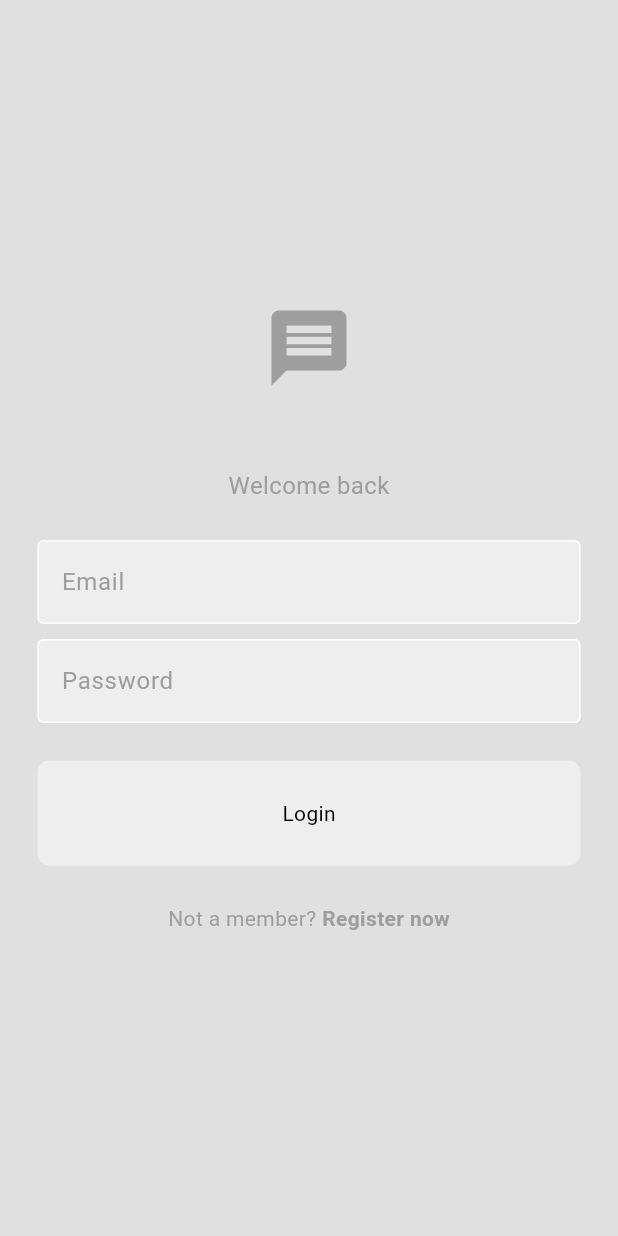
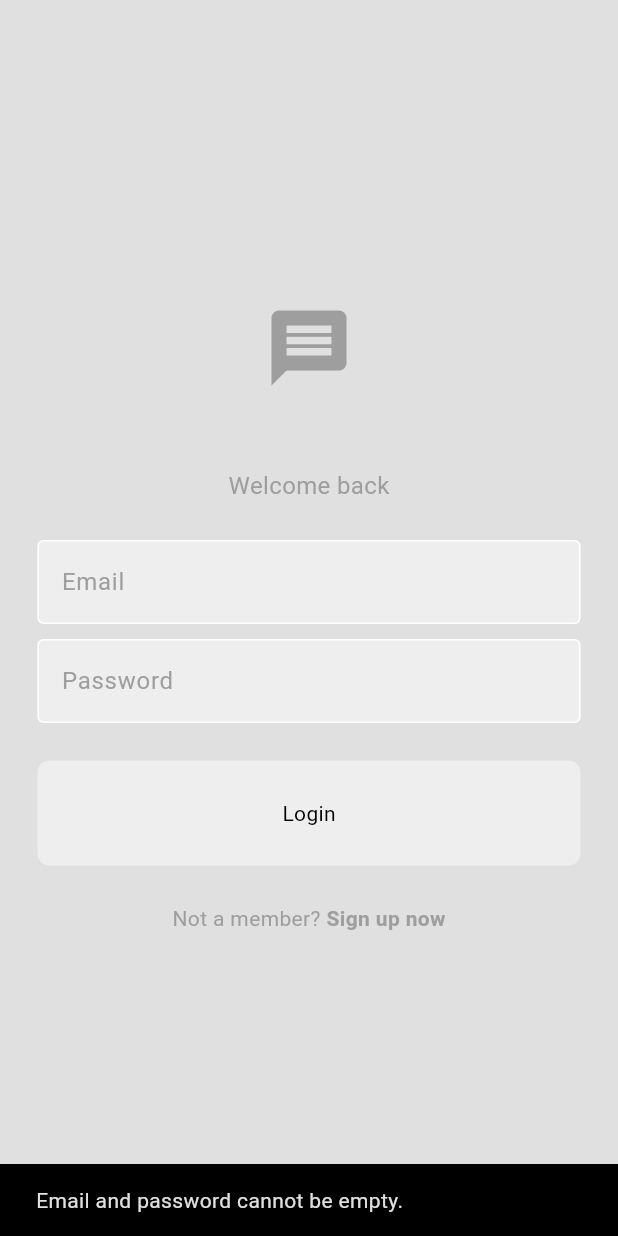
Before and after one commit to Jura17/messenger_app, a Flutter app: the screen it shows after launch, after a tap on "Login", on a phone screen of 412 x 824 dp. Run offline on Flutter 3.47's test engine with Material 3 defaults, Android fonts, the phone set to English and light mode, and no system bars; our stand-ins replace cloud_firestore, equatable, firebase_auth, firebase_core, firebase_messaging, flutter_bloc and 1 more; accounts and stored records are empty; generated files the repository leaves out were written again.

Commit message:
feat: give better feedback to user on login/signup failure

```diff
--- a/lib/features/auth/bloc/auth_bloc.dart
+++ b/lib/features/auth/bloc/auth_bloc.dart
@@ -12,8 +12,6 @@ class AuthBloc extends Bloc<AuthEvent, AuthState> {
       : _authRepo = authRepo,
         super(AuthInitial()) {
     on<AppStarted>(_onAppStarted);
-    on<SignUpRequested>(_onSignUpRequested);
-    on<LoginRequested>(_onLoginRequested);
     on<LogoutRequested>(_onLogoutRequested);
     on<DeletionRequested>(_onDeletionRequested);
   }
@@ -22,39 +20,14 @@ class AuthBloc extends Bloc<AuthEvent, AuthState> {
   Future<void> _onAppStarted(AppStarted event, Emitter<AuthState> emit) async {
     return emit.onEach<User?>(
       _authRepo.onAuthChanged(),
-      onData: (user) {
-        if (user != null) {
-          emit(Authenticated(user));
-        } else {
-          emit(Unauthenticated());
-        }
-      },
-      onError: (error, stackTrace) => AuthError(error.toString()),
+      onData: (user) => user != null ? emit(Authenticated(user)) : emit(Unauthenticated()),
+      onError: (_, __) => AuthError("Error loading auth state"),
     );
-  }
-
-  Future<void> _onSignUpRequested(SignUpRequested event, Emitter<AuthState> emit) async {
-    try {
-      final newUser = await _authRepo.signUp(event.email, event.password);
-      emit(Authenticated(newUser));
-    } catch (e) {
-      emit(AuthError(e.toString()));
-    }
-  }
-
-  Future<void> _onLoginRequested(LoginRequested event, Emitter<AuthState> emit) async {
-    try {
-      final user = await _authRepo.signIn(event.email, event.password);
-      emit(Authenticated(user));
-    } catch (e) {
-      emit(AuthError(e.toString()));
-    }
   }
 
   Future<void> _onLogoutRequested(LogoutRequested event, Emitter<AuthState> emit) async {
     try {
       await _authRepo.logout();
-
       emit(Unauthenticated());
     } catch (e) {
       emit(AuthError(e.toString()));
@@ -65,12 +38,6 @@ class AuthBloc extends Bloc<AuthEvent, AuthState> {
     try {
       await _authRepo.deleteAccount();
       emit(Unauthenticated());
-    } on FirebaseAuthException catch (e) {
-      if (e.code == 'requires-recent-login') {
-        emit(AuthError('Please log in again before deleting your account'));
-      } else {
-        emit(AuthError(e.message ?? 'Unknown Firebase error.'));
-      }
     } catch (e) {
       emit(AuthError(e.toString()));
     }
--- a/lib/features/auth/bloc/auth_state.dart
+++ b/lib/features/auth/bloc/auth_state.dart
@@ -14,7 +14,7 @@ sealed class AuthState extends Equatable {
 final class AuthInitial extends AuthState {}
 
 // while checking or signing in
-final class AuthLoading extends AuthState {}
+// final class AuthLoading extends AuthState {}
 
 // user successfully authenticated
 final class Authenticated extends AuthState {
--- /dev/null
+++ b/lib/features/auth/cubits/login_cubit.dart
@@ -0,0 +1,36 @@
+import 'package:flutter_bloc/flutter_bloc.dart';
+import 'package:equatable/equatable.dart';
+import 'package:messenger_app/features/auth/data/repositories/firebase_auth_repository.dart';
+import 'package:messenger_app/features/auth/data/models/authentication_error_handling.dart';
+
+part 'login_state.dart';
+
+class LoginCubit extends Cubit<LoginState> {
+  final FirebaseAuthRepository _authRepository;
+
+  LoginCubit(this._authRepository) : super(const LoginState());
+
+  void emailChanged(String value) => emit(state.copyWith(email: value, errorMessage: null));
+  void passwordChanged(String value) => emit(state.copyWith(password: value, errorMessage: null));
+
+  Future<void> logIn() async {
+    if (state.email.isEmpty || state.password.isEmpty) {
+      emit(state.copyWith(
+        status: LoginStatus.failure,
+        errorMessage: "Email and password cannot be empty.",
+      ));
+      return;
+    }
+
+    emit(state.copyWith(status: LoginStatus.loading, errorMessage: null));
+
+    try {
+      await _authRepository.signIn(state.email, state.password);
+      emit(state.copyWith(status: LoginStatus.success));
+    } on LogInWithEmailAndPasswordFailure catch (e) {
+      emit(state.copyWith(status: LoginStatus.failure, errorMessage: e.message));
+    } catch (e) {
+      emit(state.copyWith(status: LoginStatus.failure, errorMessage: "Unexpected error: $e"));
+    }
+  }
+}
--- /dev/null
+++ b/lib/features/auth/cubits/login_state.dart
@@ -0,0 +1,34 @@
+part of 'login_cubit.dart';
+
+enum LoginStatus { initial, loading, success, failure }
+
+class LoginState extends Equatable {
+  final String email;
+  final String password;
+  final LoginStatus status;
+  final String? errorMessage;
+
+  const LoginState({
+    this.email = '',
+    this.password = '',
+    this.status = LoginStatus.initial,
+    this.errorMessage,
+  });
+
+  LoginState copyWith({
+    String? email,
+    String? password,
+    LoginStatus? status,
+    String? errorMessage,
+  }) {
+    return LoginState(
+      email: email ?? this.email,
+      password: password ?? this.password,
+      status: status ?? this.status,
+      errorMessage: errorMessage,
+    );
+  }
+
+  @override
+  List<Object?> get props => [email, password, status, errorMessage];
+}
--- /dev/null
+++ b/lib/features/auth/cubits/sign_up_cubit.dart
@@ -0,0 +1,45 @@
+import 'package:flutter_bloc/flutter_bloc.dart';
+
+import 'package:messenger_app/features/auth/cubits/sign_up_state.dart';
+import 'package:messenger_app/features/auth/data/repositories/firebase_auth_repository.dart';
+import 'package:messenger_app/features/auth/data/models/authentication_error_handling.dart';
+
+class SignUpCubit extends Cubit<SignUpState> {
+  final FirebaseAuthRepository _authRepository;
+
+  SignUpCubit(this._authRepository) : super(const SignUpState());
+
+  void emailChanged(String value) => emit(state.copyWith(email: value, errorMessage: null));
+  void passwordChanged(String value) => emit(state.copyWith(password: value, errorMessage: null));
+  void confirmPasswordChanged(String value) => emit(state.copyWith(confirmPassword: value, errorMessage: null));
+
+  Future<void> signUp() async {
+    if (state.email.isEmpty || state.password.isEmpty) {
+      emit(state.copyWith(
+        status: SignUpStatus.failure,
+        errorMessage: "Email and Password cannot be empty.",
+      ));
+      return;
+    }
+
+    if (state.password != state.confirmPassword) {
+      emit(state.copyWith(
+        status: SignUpStatus.failure,
+        errorMessage: "Passwords do not match.",
+      ));
+      return;
+    }
+
+    emit(state.copyWith(status: SignUpStatus.loading, errorMessage: null));
+
+    try {
+      await _authRepository.signUp(state.email, state.password);
+      emit(state.copyWith(status: SignUpStatus.success));
+    } on SignUpWithEmailAndPasswordFailure catch (e) {
+      emit(state.copyWith(status: SignUpStatus.failure, errorMessage: e.message));
+    } catch (e) {
+      if (isClosed) return;
+      emit(state.copyWith(status: SignUpStatus.failure, errorMessage: "Unexpected error: $e"));
+    }
+  }
+}
--- /dev/null
+++ b/lib/features/auth/cubits/sign_up_state.dart
@@ -0,0 +1,38 @@
+import 'package:equatable/equatable.dart';
+
+enum SignUpStatus { initial, loading, success, failure }
+
+class SignUpState extends Equatable {
+  final String email;
+  final String password;
+  final String confirmPassword;
+  final SignUpStatus status;
+  final String? errorMessage;
+
+  const SignUpState({
+    this.email = '',
+    this.password = '',
+    this.confirmPassword = '',
+    this.status = SignUpStatus.initial,
+    this.errorMessage,
+  });
+
+  SignUpState copyWith({
+    String? email,
+    String? password,
+    String? confirmPassword,
+    SignUpStatus? status,
+    String? errorMessage,
+  }) {
+    return SignUpState(
+      email: email ?? this.email,
+      password: password ?? this.password,
+      confirmPassword: confirmPassword ?? this.confirmPassword,
+      status: status ?? this.status,
+      errorMessage: errorMessage,
+    );
+  }
+
+  @override
+  List<Object?> get props => [email, password, confirmPassword, status, errorMessage];
+}
--- /dev/null
+++ b/lib/features/auth/data/models/authentication_error_handling.dart
@@ -0,0 +1,73 @@
+/// Thrown during the login process if a failure occurs.
+class LogInWithEmailAndPasswordFailure implements Exception {
+  const LogInWithEmailAndPasswordFailure([
+    this.message = 'An unknown exception occurred.',
+  ]);
+
+  final String message;
+
+  factory LogInWithEmailAndPasswordFailure.fromCode(String code) {
+    switch (code) {
+      case 'invalid-credential':
+        return const LogInWithEmailAndPasswordFailure(
+          'Invalid credentials. Please check your email and password.',
+        );
+      case 'invalid-email':
+        return const LogInWithEmailAndPasswordFailure(
+          'Email is not valid or badly formatted.',
+        );
+      case 'user-disabled':
+        return const LogInWithEmailAndPasswordFailure(
+          'This user has been disabled. Please contact support for help.',
+        );
+      case 'user-not-found':
+        return const LogInWithEmailAndPasswordFailure(
+          'Email is not found, please create an account.',
+        );
+      case 'wrong-password':
+        return const LogInWithEmailAndPasswordFailure(
+          'Incorrect password, please try again.',
+        );
+      default:
+        return const LogInWithEmailAndPasswordFailure();
+    }
+  }
+}
+
+/// Thrown during the sign up process if a failure occurs.
+class SignUpWithEmailAndPasswordFailure implements Exception {
+  const SignUpWithEmailAndPasswordFailure([
+    this.message = 'An unknown exception occurred.',
+  ]);
+
+  final String message;
+
+  factory SignUpWithEmailAndPasswordFailure.fromCode(String code) {
+    switch (code) {
+      case 'invalid-email':
+        return const SignUpWithEmailAndPasswordFailure(
+          'Email is not valid or badly formatted.',
+        );
+      case 'user-disabled':
+        return const SignUpWithEmailAndPasswordFailure(
+          'This user has been disabled. Please contact support for help.',
+        );
+      case 'email-already-in-use':
+        return const SignUpWithEmailAndPasswordFailure(
+          'An account already exists for that email.',
+        );
+      case 'operation-not-allowed':
+        return const SignUpWithEmailAndPasswordFailure(
+          'Operation is not allowed.  Please contact support.',
+        );
+      case 'weak-password':
+        return const SignUpWithEmailAndPasswordFailure(
+          'Please enter a stronger password.',
+        );
+      default:
+        return const SignUpWithEmailAndPasswordFailure();
+    }
+  }
+}
+
+class LogOutFailure implements Exception {}
--- a/lib/features/auth/data/provider/firebase_auth_api.dart
+++ b/lib/features/auth/data/provider/firebase_auth_api.dart
@@ -20,8 +20,8 @@ class FirebaseAuthApi implements AuthApi {
       UserCredential userCredential = await auth.createUserWithEmailAndPassword(email: email, password: password);
 
       return userCredential;
-    } on FirebaseAuthException catch (e) {
-      throw Exception(e.code);
+    } on FirebaseAuthException {
+      rethrow;
     }
   }
 
@@ -31,8 +31,8 @@ class FirebaseAuthApi implements AuthApi {
       UserCredential userCredential = await auth.signInWithEmailAndPassword(email: email, password: password);
 
       return userCredential;
-    } on FirebaseAuthException catch (e) {
-      throw Exception(e.code);
+    } on FirebaseAuthException {
+      rethrow;
     }
   }
 
--- a/lib/features/auth/data/repositories/firebase_auth_repository.dart
+++ b/lib/features/auth/data/repositories/firebase_auth_repository.dart
@@ -1,4 +1,5 @@
 import 'package:firebase_auth/firebase_auth.dart';
+import 'package:messenger_app/features/auth/data/models/authentication_error_handling.dart';
 import 'package:messenger_app/features/auth/data/provider/auth_api.dart';
 import 'package:messenger_app/features/users/data/provider/userdata_api.dart';
 
@@ -13,23 +14,32 @@ class FirebaseAuthRepository {
   User? getCurrentUser() => _authApi.getCurrentUser();
 
   Future<User> signIn(String email, String password) async {
+    email = email.trim();
+    password = password.trim();
+
     try {
       UserCredential userCredential = await _authApi.signInWithEmailPassword(email, password);
       await _userdataApi.updateLastLogin();
       return userCredential.user!;
-    } catch (e) {
-      throw Exception(e);
+    } on FirebaseAuthException catch (e) {
+      throw LogInWithEmailAndPasswordFailure.fromCode(e.code);
+    } catch (_) {
+      throw const LogInWithEmailAndPasswordFailure();
     }
   }
 
   Future<User> signUp(String email, String password) async {
+    email = email.trim();
+
     try {
       UserCredential userCredential = await _authApi.signUpWithEmailPassword(email, password);
       await _userdataApi.createUser(userCredential.user!.uid, email);
 
       return userCredential.user!;
-    } catch (e) {
-      throw Exception(e);
+    } on FirebaseAuthException catch (e) {
+      throw SignUpWithEmailAndPasswordFailure.fromCode(e.code);
+    } catch (_) {
+      throw const SignUpWithEmailAndPasswordFailure();
     }
   }
 
@@ -38,5 +48,11 @@ class FirebaseAuthRepository {
     await _authApi.deleteAccount();
   }
 
-  Future<void> logout() async => await _authApi.signOut();
+  Future<void> logout() async {
+    try {
+      await _authApi.signOut();
+    } catch (_) {
+      throw LogOutFailure();
+    }
+  }
 }
--- a/lib/features/auth/presentation/screens/auth_gate.dart
+++ b/lib/features/auth/presentation/screens/auth_gate.dart
@@ -15,17 +15,13 @@ class AuthGate extends StatelessWidget {
     return Scaffold(
       body: BlocBuilder<AuthBloc, AuthState>(
         builder: (context, state) {
-          if (state is AuthInitial) {
-            return LoginOrRegister();
+          if (state is Authenticated) {
+            return const HomeScreen();
           } else if (state is AuthError) {
-            // TODO: implement better error handling here
+            return Center(child: Text("Error: ${state.message}"));
+          } else {
             return const LoginOrRegister();
-          } else if (state is Unauthenticated) {
-            return const LoginOrRegister();
-          } else if (state is Authenticated) {
-            return HomeScreen();
           }
-          throw Exception("Some unknown auth problem in AuthGate...");
         },
       ),
     );
--- a/lib/features/auth/presentation/screens/login_screen.dart
+++ b/lib/features/auth/presentation/screens/login_screen.dart
@@ -1,27 +1,63 @@
 import 'package:flutter/material.dart';
 import 'package:flutter_bloc/flutter_bloc.dart';
-import 'package:messenger_app/features/auth/bloc/auth_bloc.dart';
-import 'package:messenger_app/features/auth/bloc/auth_event.dart';
+
+import 'package:messenger_app/features/auth/cubits/login_cubit.dart';
+import 'package:messenger_app/features/auth/data/repositories/firebase_auth_repository.dart';
 
 import 'package:messenger_app/features/auth/presentation/widgets/custom_button.dart';
 import 'package:messenger_app/features/auth/presentation/widgets/custom_textfield.dart';
 
-class LoginScreen extends StatelessWidget {
-  final TextEditingController _emailController = TextEditingController();
-  final TextEditingController _passwordController = TextEditingController();
-
+class LoginScreen extends StatefulWidget {
   final void Function()? onTap;
 
-  LoginScreen({
-    super.key,
-    required this.onTap,
-  });
+  const LoginScreen({super.key, required this.onTap});
+
+  @override
+  State<LoginScreen> createState() => _LoginScreenState();
+}
+
+class _LoginScreenState extends State<LoginScreen> {
+  late final TextEditingController _emailController;
+  late final TextEditingController _passwordController;
+
+  @override
+  void initState() {
+    super.initState();
+    _emailController = TextEditingController();
+    _passwordController = TextEditingController();
+  }
+
+  @override
+  void dispose() {
+    _emailController.dispose();
+    _passwordController.dispose();
+    super.dispose();
+  }
 
   @override
   Widget build(BuildContext context) {
-    return Scaffold(
+    return BlocProvider(
+      create: (context) => LoginCubit(context.read<FirebaseAuthRepository>()),
+      child: Scaffold(
         backgroundColor: Theme.of(context).colorScheme.surface,
-      body: Column(
+        body: BlocListener<LoginCubit, LoginState>(
+          listener: (context, state) {
+            if (state.status == LoginStatus.failure && state.errorMessage != null) {
+              ScaffoldMessenger.of(context).showSnackBar(SnackBar(content: Text(state.errorMessage!)));
+            }
+          },
+          child: BlocBuilder<LoginCubit, LoginState>(
+            builder: (context, state) {
+              final cubit = context.read<LoginCubit>();
+
+              if (_emailController.text != state.email) {
+                _emailController.text = state.email;
+              }
+              if (_passwordController.text != state.password) {
+                _passwordController.text = state.password;
+              }
+
+              return Column(
                 mainAxisAlignment: MainAxisAlignment.center,
                 children: [
                   Icon(
@@ -41,17 +77,19 @@ class LoginScreen extends StatelessWidget {
                   CustomTextfield(
                     hintText: "Email",
                     controller: _emailController,
+                    onChanged: cubit.emailChanged,
                   ),
                   SizedBox(height: 10),
                   CustomTextfield(
                     hintText: "Password",
                     obscureText: true,
                     controller: _passwordController,
+                    onChanged: cubit.passwordChanged,
                   ),
                   const SizedBox(height: 25),
                   CustomButton(
-            text: "Login",
-            onTap: () => login(context),
+                    text: state.status == LoginStatus.loading ? "Loading..." : "Login",
+                    onTap: state.status == LoginStatus.loading ? null : () => cubit.logIn(),
                   ),
                   const SizedBox(height: 25),
                   Row(
@@ -64,9 +102,9 @@ class LoginScreen extends StatelessWidget {
                         ),
                       ),
                       GestureDetector(
-                onTap: onTap,
+                        onTap: widget.onTap,
                         child: Text(
-                  "Register now",
+                          "Sign up now",
                           style: TextStyle(
                             color: Theme.of(context).colorScheme.primary,
                             fontWeight: FontWeight.bold,
@@ -76,22 +114,11 @@ class LoginScreen extends StatelessWidget {
                     ],
                   ),
                 ],
+              );
+            },
           ),
-    );
-  }
-
-  void login(BuildContext context) async {
-    final authBloc = context.read<AuthBloc>();
-
-    try {
-      authBloc.add(LoginRequested(_emailController.text, _passwordController.text));
-    } catch (e) {
-      showDialog(
-        context: context,
-        builder: (context) => AlertDialog(
-          title: Text(e.toString()),
+        ),
       ),
     );
   }
 }
-}
--- a/lib/features/auth/presentation/widgets/custom_textfield.dart
+++ b/lib/features/auth/presentation/widgets/custom_textfield.dart
@@ -4,12 +4,14 @@ class CustomTextfield extends StatelessWidget {
   final String hintText;
   final bool obscureText;
   final TextEditingController controller;
+  final ValueChanged<String>? onChanged;
 
   const CustomTextfield({
     super.key,
     required this.hintText,
     this.obscureText = false,
     required this.controller,
+    required this.onChanged,
   });
 
   @override
@@ -17,6 +19,7 @@ class CustomTextfield extends StatelessWidget {
     return Padding(
       padding: const EdgeInsets.symmetric(horizontal: 25),
       child: TextField(
+        onChanged: onChanged,
         obscureText: obscureText,
         controller: controller,
         decoration: InputDecoration(
@@ -31,7 +34,8 @@ class CustomTextfield extends StatelessWidget {
           fillColor: Theme.of(context).colorScheme.secondary,
           filled: true,
           hintText: hintText,
-            hintStyle: TextStyle(color: Theme.of(context).colorScheme.primary)),
+          hintStyle: TextStyle(color: Theme.of(context).colorScheme.primary),
+        ),
       ),
     );
   }
--- a/lib/features/settings/presentation/widgets/blocked_user_list_view.dart
+++ b/lib/features/settings/presentation/widgets/blocked_user_list_view.dart
@@ -19,7 +19,6 @@ class BlockedUserListView extends StatelessWidget {
       itemBuilder: (context, index) {
         final userData = state.blockedUsers[index];
         if (userData.email == currentUserEmail) {
-          debugPrint("current user");
           return SizedBox.shrink();
         }
 
--- a/lib/main.dart
+++ b/lib/main.dart
@@ -15,7 +15,6 @@ import 'package:messenger_app/features/auth/presentation/screens/auth_gate.dart'
 import 'package:messenger_app/features/chat/data/provider/firestore_chat_api.dart';
 import 'package:messenger_app/features/chat/data/repositories/firestore_chat_repository.dart';
 import 'package:messenger_app/features/users/bloc/user_bloc.dart';
-import 'package:messenger_app/features/users/bloc/user_event.dart';
 
 import 'package:messenger_app/features/users/data/provider/firestore_userdata_api.dart';
 
@@ -23,7 +22,6 @@ import 'package:messenger_app/features/users/data/repositories/firestore_userdat
 import 'package:messenger_app/firebase_options.dart';
 import 'package:provider/provider.dart';
 
-// TODO: implement BloC
 // TODO: Don't show all registered users; show chatrooms/conversations of current user
 // TODO: add Search function to find users by email address or username
 void main() async {
```
Also changed, not shown: lib/features/auth/presentation/screens/register_screen.dart (+64 -30 lines), lib/features/auth/data/models/login_error_handling.dart (deleted), lib/features/auth/data/models/sign_up_error_handling.dart (deleted). Lines whose indentation alone changed are shown as unchanged.
